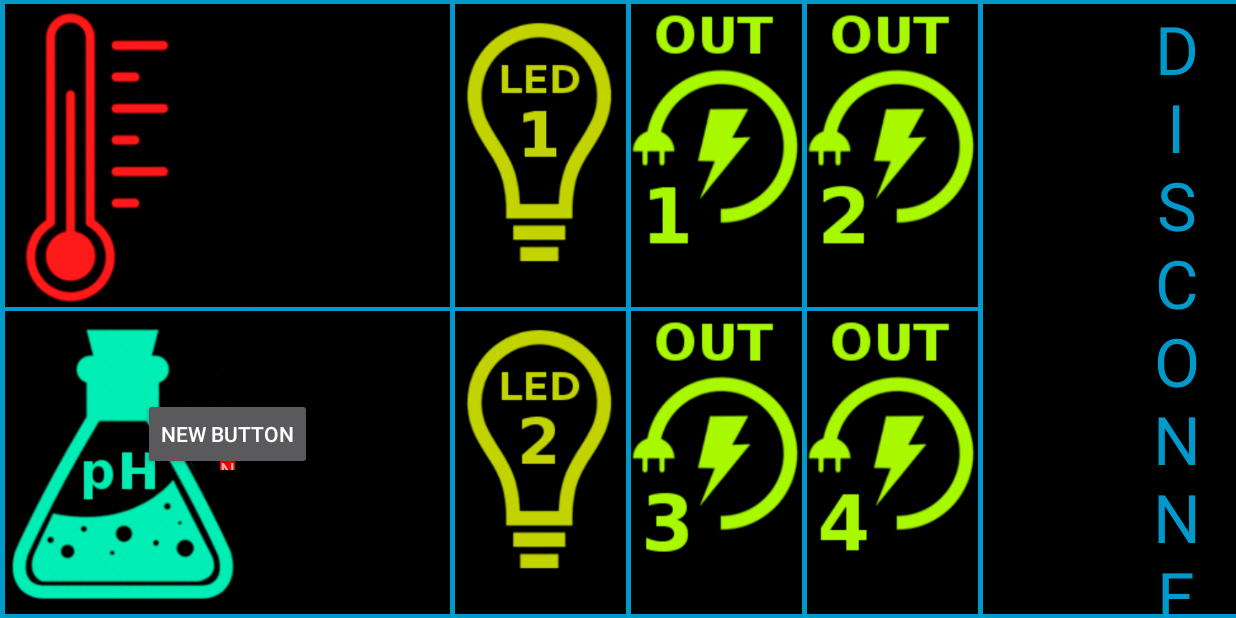
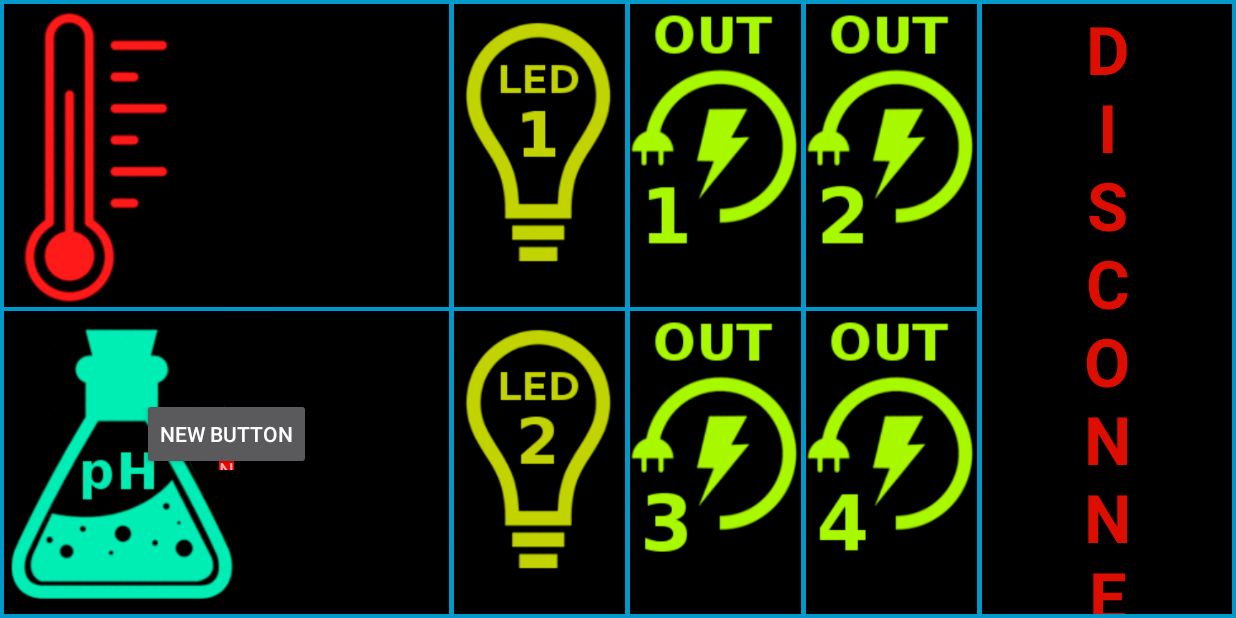
Before and after one commit to patlas/akwarium, an Android app: the screen it shows after launch (MainActivity), on a phone screen of 824 x 412 dp (held sideways). Run offline under Robolectric (Android 15) with nearby library versions, the light colour scheme and no system bars.

Commit message:
Add complete main UI design

```diff
--- a/Aqua-controller-APP/app/src/main/java/com/controller/auqa/patlas/aqua_controller_app/MainActivity.java
+++ b/Aqua-controller-APP/app/src/main/java/com/controller/auqa/patlas/aqua_controller_app/MainActivity.java
@@ -3,6 +3,7 @@ package com.controller.auqa.patlas.aqua_controller_app;
 import android.annotation.SuppressLint;
 import android.app.ActionBar;
 import android.content.Context;
+import android.graphics.Typeface;
 import android.hardware.usb.UsbConstants;
 import android.hardware.usb.UsbDevice;
 import android.hardware.usb.UsbDeviceConnection;
@@ -106,6 +107,7 @@ public class MainActivity extends AppCompatActivity
         {
             Log.e("EXCEPTION", ex.getMessage());
             tv_connectInfo.setText(ui_strings.get("disconnected"));
+            tv_connectInfo.setTextColor(getResources().getColor(R.color.colorDisconnected));
             //return;
         }
 
@@ -296,12 +298,13 @@ public class MainActivity extends AppCompatActivity
         out3Layout.setLayoutParams(lp);
         out4Layout.setLayoutParams(lp);
 
-        int status_bar_height = getStatusBarHeight();
-        int tv_size =  metrics.widthPixels - (int)(3*setting_width+main_width+5*4) + status_bar_height;
-        tvLinearLayout.setLayoutParams(new LinearLayout.LayoutParams(tv_size, (int)(icon_height*2+8)));
+//        int status_bar_height = getStatusBarHeight();
+//        int tv_size =  metrics.widthPixels - (int)(3*setting_width+main_width+5*4) + status_bar_height;
+//        tvLinearLayout.setLayoutParams(new LinearLayout.LayoutParams(tv_size, (int)(icon_height*2+8)));
 
         text_size = text_size*scale;
         tv_connectInfo.setTextSize(text_size);
+        tv_connectInfo.setTypeface(null, Typeface.BOLD);
     }
 
 }
--- a/Aqua-controller-APP/app/src/main/res/layout/activity_main.xml
+++ b/Aqua-controller-APP/app/src/main/res/layout/activity_main.xml
@@ -1,23 +1,21 @@
-<LinearLayout xmlns:android="http://schemas.android.com/apk/res/android"
+<FrameLayout xmlns:android="http://schemas.android.com/apk/res/android"
     xmlns:tools="http://schemas.android.com/tools" android:layout_width="match_parent"
     android:layout_height="match_parent" android:background="#0099cc" tools:context=".MainActivity"
               android:orientation="horizontal"
     >
 
 
-    <Space
-        android:layout_width="5px"
-        android:layout_height="match_parent"/>
+    <LinearLayout
+        android:orientation="horizontal"
+        android:layout_width="match_parent"
+        android:layout_height="match_parent"
+        android:padding="4px">
 
     <LinearLayout
         android:orientation="vertical"
         android:layout_width="@dimen/icon_main_info_width"
         android:layout_height="match_parent"
         android:id="@+id/mainLinearLayout">
-
-        <Space
-            android:layout_width="fill_parent"
-            android:layout_height="4px"/>
 
         <RelativeLayout
             android:layout_width="match_parent"
@@ -57,9 +55,6 @@
                 android:layout_centerHorizontal="true"/>
         </RelativeLayout>
 
-        <Space
-            android:layout_width="fill_parent"
-            android:layout_height="4px"/>
     </LinearLayout>
 
     <Space
@@ -72,10 +67,6 @@
         android:layout_width="@dimen/icon_setting_width"
         android:layout_height="match_parent"
         android:id="@+id/ledLinearLayout">
-
-        <Space
-            android:layout_width="fill_parent"
-            android:layout_height="4px"/>
 
         <RelativeLayout
             android:layout_width="fill_parent"
@@ -95,9 +86,6 @@
             android:id="@+id/led2Layout">
         </RelativeLayout>
 
-        <Space
-            android:layout_width="fill_parent"
-            android:layout_height="4px"/>
     </LinearLayout>
 
     <Space
@@ -109,10 +97,6 @@
         android:layout_width="@dimen/icon_setting_width"
         android:layout_height="match_parent"
         android:id="@+id/out13LinearLayout">
-
-        <Space
-            android:layout_width="fill_parent"
-            android:layout_height="4px"/>
 
         <RelativeLayout
             android:layout_width="fill_parent"
@@ -130,9 +114,6 @@
             android:background="@drawable/bg_moc3"
             android:id="@+id/out3Layout"/>
 
-        <Space
-            android:layout_width="fill_parent"
-            android:layout_height="4px"/>
     </LinearLayout>
 
     <Space
@@ -144,10 +125,6 @@
         android:layout_width="@dimen/icon_setting_width"
         android:layout_height="match_parent"
         android:id="@+id/out24LinearLayout">
-
-        <Space
-            android:layout_width="fill_parent"
-            android:layout_height="4px"/>
 
         <RelativeLayout
             android:layout_width="fill_parent"
@@ -165,9 +142,6 @@
             android:background="@drawable/bg_moc4"
             android:id="@+id/out4Layout"/>
 
-        <Space
-            android:layout_width="fill_parent"
-            android:layout_height="4px"/>
     </LinearLayout>
 
     <Space
@@ -180,10 +154,6 @@
         android:layout_height="match_parent"
         android:id="@+id/tvLinearLayout">
 
-        <Space
-            android:layout_width="fill_parent"
-            android:layout_height="4px"/>
-
         <TextView
             android:layout_width="match_parent"
             android:layout_height="match_parent"
@@ -195,9 +165,7 @@
             android:textSize="5px"
             android:background="#000"/>
 
-        <Space
-            android:layout_width="fill_parent"
-            android:layout_height="4px"/>
     </LinearLayout>
 
-</LinearLayout>
+    </LinearLayout>
+</FrameLayout>
--- a/Aqua-controller-APP/app/src/main/res/values/colors.xml
+++ b/Aqua-controller-APP/app/src/main/res/values/colors.xml
@@ -3,6 +3,7 @@
     <color name="colorPrimary">#3F51B5</color>
     <color name="colorPrimaryDark">#303F9F</color>
     <color name="colorAccent">#FF4081</color>
-
+    <color name="colorDisconnected">#dd0d00</color>
+    <color name="colorConnected">#87ff00</color>
     <color name="black_overlay">#66000000</color>
 </resources>
```
